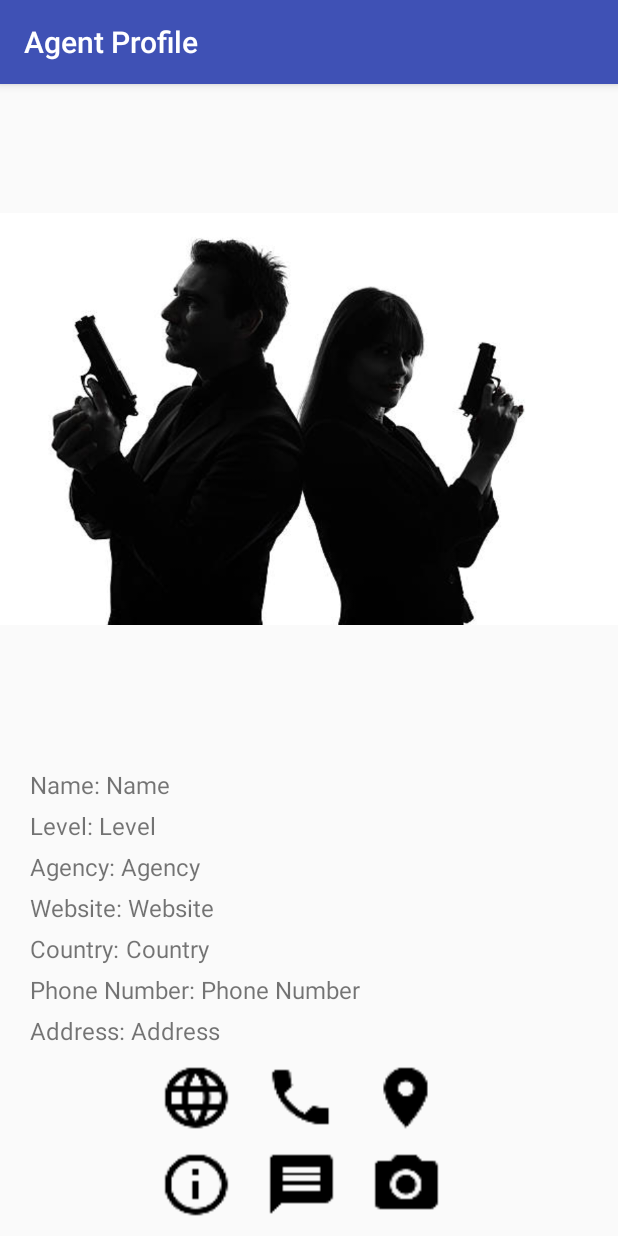
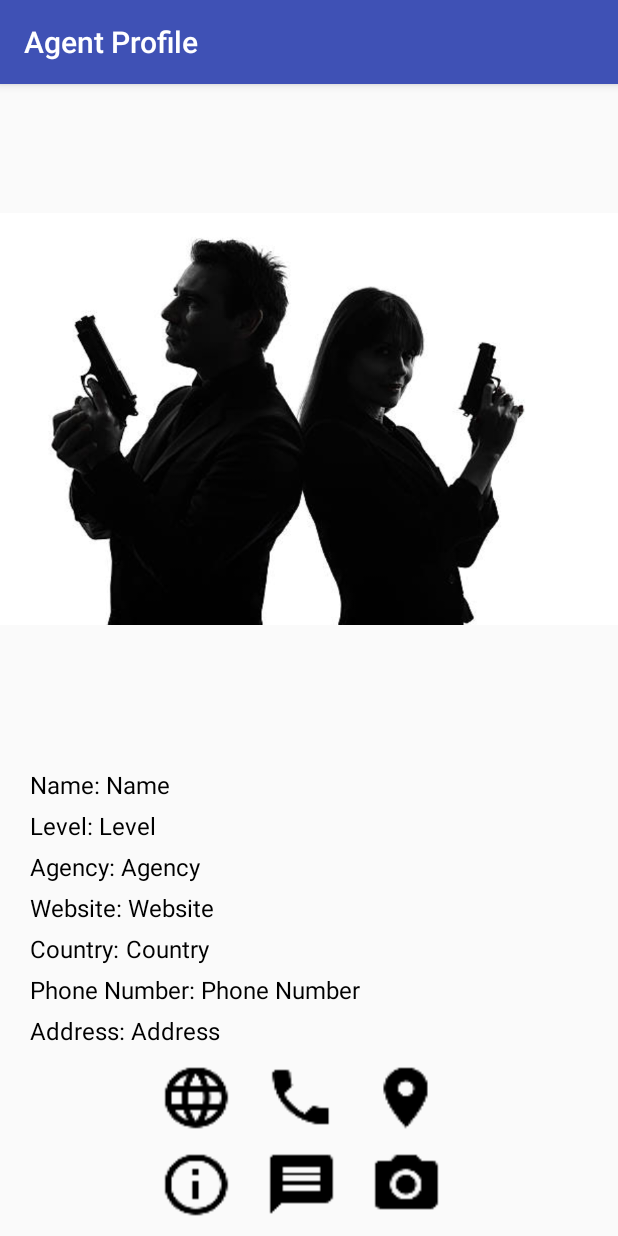
Before and after one commit to amandasrosa/XLambton, an Android app: the AgentProfileActivity screen opened directly, with no data from a screen before it, on a phone screen of 412 x 824 dp. Run offline under Robolectric (Android 15) with nearby library versions, the phone set to English and light mode, and no system bars.

Commit message:
Fix layout

```diff
--- a/app/src/main/res/layout/activity_agent_profile.xml
+++ b/app/src/main/res/layout/activity_agent_profile.xml
@@ -26,14 +26,16 @@
                 android:layout_width="wrap_content"
                 android:layout_height="wrap_content"
                 android:text="Name: "
-                android:textSize="16sp"/>
+                android:textSize="16sp"
+                android:textColor="#000000"/>
             <TextView
                 android:id="@+id/agent_profile_name"
                 android:layout_width="match_parent"
                 android:layout_height="wrap_content"
                 android:layout_weight="1"
                 android:text="Name"
-                android:textSize="16sp"/>
+                android:textSize="16sp"
+                android:textColor="#000000"/>
         </LinearLayout>
 
         <LinearLayout
@@ -46,14 +48,16 @@
                 android:layout_width="wrap_content"
                 android:layout_height="wrap_content"
                 android:text="Level: "
-                android:textSize="16sp"/>
+                android:textSize="16sp"
+                android:textColor="#000000"/>
             <TextView
                 android:id="@+id/agent_profile_level"
                 android:layout_width="match_parent"
                 android:layout_height="wrap_content"
                 android:layout_weight="1"
                 android:text="Level"
-                android:textSize="16sp"/>
+                android:textSize="16sp"
+                android:textColor="#000000"/>
         </LinearLayout>
 
         <LinearLayout
@@ -66,14 +70,16 @@
                 android:layout_width="wrap_content"
                 android:layout_height="wrap_content"
                 android:text="Agency: "
-                android:textSize="16sp"/>
+                android:textSize="16sp"
+                android:textColor="#000000"/>
             <TextView
                 android:id="@+id/agent_profile_agency"
                 android:layout_width="match_parent"
                 android:layout_height="wrap_content"
                 android:layout_weight="1"
                 android:text="Agency"
-                android:textSize="16sp"/>
+                android:textSize="16sp"
+                android:textColor="#000000"/>
         </LinearLayout>
 
         <LinearLayout
@@ -86,14 +92,16 @@
                 android:layout_width="wrap_content"
                 android:layout_height="wrap_content"
                 android:text="Website: "
-                android:textSize="16sp"/>
+                android:textSize="16sp"
+                android:textColor="#000000"/>
             <TextView
                 android:id="@+id/agent_profile_website"
                 android:layout_width="match_parent"
                 android:layout_height="wrap_content"
                 android:layout_weight="1"
                 android:text="Website"
-                android:textSize="16sp"/>
+                android:textSize="16sp"
+                android:textColor="#000000"/>
         </LinearLayout>
 
         <LinearLayout
@@ -106,14 +114,16 @@
                 android:layout_width="wrap_content"
                 android:layout_height="wrap_content"
                 android:text="Country: "
-                android:textSize="16sp"/>
+                android:textSize="16sp"
+                android:textColor="#000000"/>
             <TextView
                 android:id="@+id/agent_profile_country"
                 android:layout_width="match_parent"
                 android:layout_height="wrap_content"
                 android:layout_weight="1"
                 android:text="Country"
-                android:textSize="16sp"/>
+                android:textSize="16sp"
+                android:textColor="#000000"/>
         </LinearLayout>
 
         <LinearLayout
@@ -126,14 +136,16 @@
                 android:layout_width="wrap_content"
                 android:layout_height="wrap_content"
                 android:text="Phone Number: "
-                android:textSize="16sp"/>
+                android:textSize="16sp"
+                android:textColor="#000000"/>
             <TextView
                 android:id="@+id/agent_profile_phone_number"
                 android:layout_width="match_parent"
                 android:layout_height="wrap_content"
                 android:layout_weight="1"
                 android:text="Phone Number"
-                android:textSize="16sp"/>
+                android:textSize="16sp"
+                android:textColor="#000000"/>
         </LinearLayout>
 
         <LinearLayout
@@ -146,14 +158,16 @@
                 android:layout_width="wrap_content"
                 android:layout_height="wrap_content"
                 android:text="Address: "
-                android:textSize="16sp"/>
+                android:textSize="16sp"
+                android:textColor="#000000"/>
             <TextView
                 android:id="@+id/agent_profile_address"
                 android:layout_width="match_parent"
                 android:layout_height="wrap_content"
                 android:layout_weight="1"
                 android:text="Address"
-                android:textSize="16sp"/>
+                android:textSize="16sp"
+                android:textColor="#000000"/>
         </LinearLayout>
     </LinearLayout>
     <LinearLayout
```
Also changed, not shown: app/src/main/res/layout/agent_list_cell.xml (+27 -3 lines), app/src/main/res/layout/historic_list_cell.xml (+38 -3 lines).
